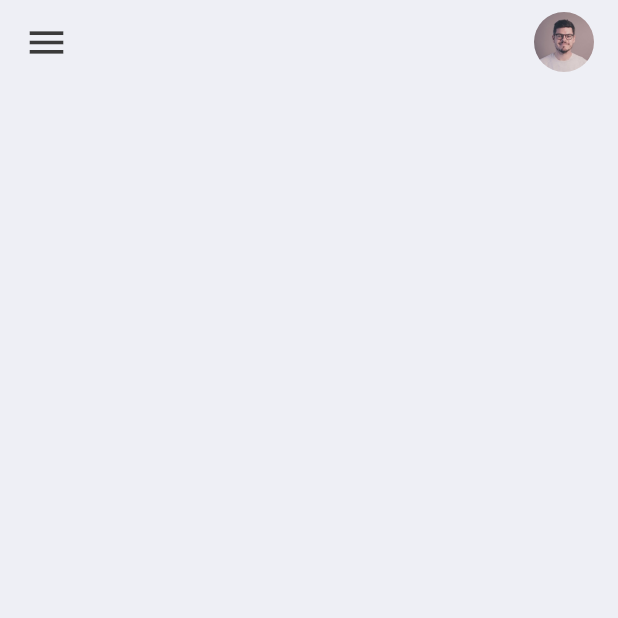
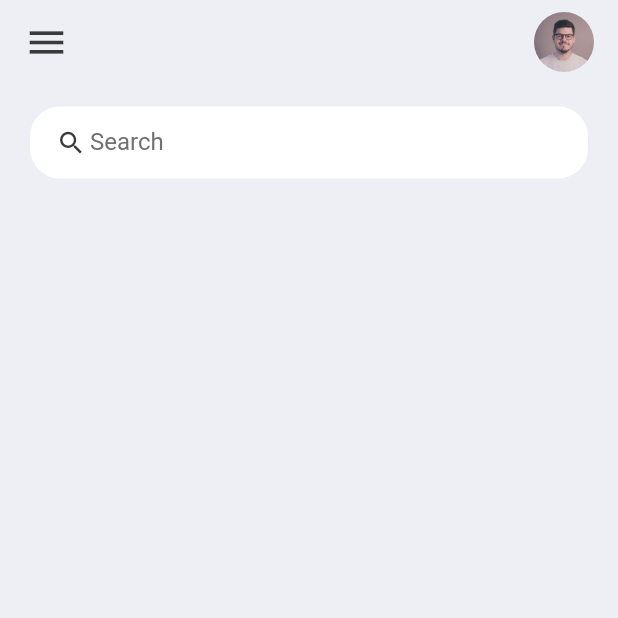
Before and after one commit to KavinduR98/ToDo-App, a Flutter app: the screen it shows after launch, on a phone screen of 412 x 824 dp, the top half of it. Run offline on Flutter 3.47's test engine with Material 2 defaults, Android fonts, the phone set to English and light mode, and no system bars.

Commit message:
Create Search Box

```diff
--- a/lib/screens/home.dart
+++ b/lib/screens/home.dart
@@ -10,9 +10,34 @@ class Home extends StatelessWidget {
       backgroundColor: tdBGColor,
       appBar: _buildAppBar(),
       body: Container(
+        padding: const EdgeInsets.symmetric(horizontal: 20.0, vertical: 15.0),
         child: Column(
-          children: [Container()],
+          children: [
+            searchBox(),
+          ],
         ),
+      ),
+    );
+  }
+
+  Widget searchBox() {
+    return Container(
+      padding: const EdgeInsets.symmetric(horizontal: 15.0),
+      decoration: BoxDecoration(
+          color: Colors.white, borderRadius: BorderRadius.circular(20.0)),
+      child: const TextField(
+        decoration: InputDecoration(
+            contentPadding: EdgeInsets.all(0.0),
+            prefixIcon: Icon(
+              Icons.search,
+              color: tdBlack,
+              size: 20.0,
+            ),
+            prefixIconConstraints:
+                BoxConstraints(maxHeight: 20.0, minWidth: 25.0),
+            border: InputBorder.none,
+            hintText: "Search",
+            hintStyle: TextStyle(color: tdGrey)),
       ),
     );
   }
@@ -22,7 +47,7 @@ class Home extends StatelessWidget {
       backgroundColor: tdBGColor,
       elevation: 0.0,
       title: Row(mainAxisAlignment: MainAxisAlignment.spaceBetween, children: [
-        Icon(
+        const Icon(
           Icons.menu,
           color: tdBlack,
           size: 30.0,
```
